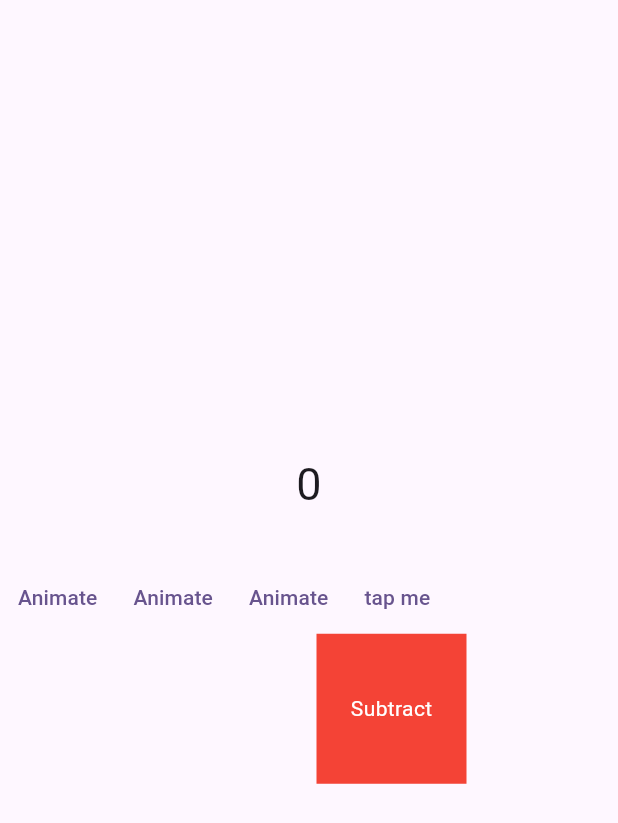
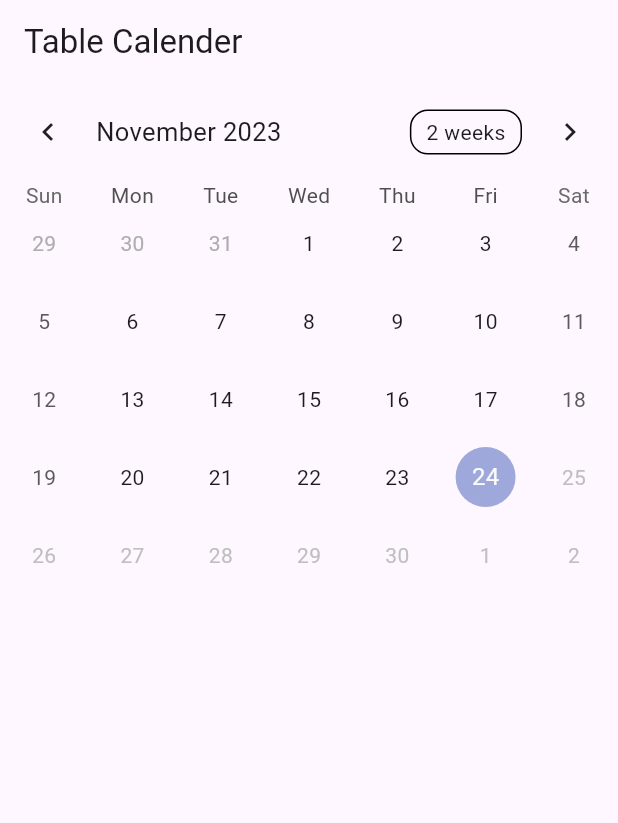
Before and after one commit to JER3MIAH/responsive_todo_app, a Flutter app: the screen it shows after launch, on a phone screen of 412 x 824 dp. Shown: the top 823 px of the screen. Run offline on Flutter 3.47's test engine with Material 2 defaults, Android fonts, the phone set to English and light mode, and no system bars; drawn by our look-alikes of table_calendar; our stand-ins replace equatable, flutter_bloc.

Commit message:
table calendar package

```diff
--- a/lib/UI/widget.dart
+++ b/lib/UI/widget.dart
@@ -1,8 +1,5 @@
-import 'package:counter_repository/counter_repository.dart';
 import 'package:flutter/material.dart';
-import 'package:flutter_bloc/flutter_bloc.dart';
-import 'package:flutter_x_dart_practice/logic/bloc/counter_bloc.dart';
-import 'package:flutter_x_dart_practice/logic/bloc/counter_event.dart';
+import 'package:table_calendar/table_calendar.dart';
 
 class MyWidget extends StatefulWidget {
   const MyWidget({super.key});
@@ -12,106 +9,34 @@ class MyWidget extends StatefulWidget {
 }
 
 class _MyWidgetState extends State<MyWidget> {
-  double opacity = 0;
-  double height = 100;
-  double width = 100;
-
-  onIncrement() {
-    context.read<CounterBloc>().add(CounterIncrementEvent());
-  }
-
-  onDecrement() {
-    context.read<CounterBloc>().add(CounterDecrementEvent());
-  }
-
-  opacityFunc() {
-    setState(() {
-      opacity = opacity == 0 ? 1 : 0;
-    });
-  }
-
-  animatedContainerFunc() {
-    setState(() {
-      width = width == 100 ? 50 : 100;
-      height = height == 100 ? 50 : 100;
-    });
-  }
+  final CalendarFormat _calendarFormat = CalendarFormat.month;
+  DateTime _focusedDay = DateTime.now();
+  DateTime? _selectedDay;
 
   @override
   Widget build(BuildContext context) {
     return Scaffold(
-      body: Center(
-        child: BlocConsumer<CounterBloc, Counter>(
-          builder: (context, state) {
-            return Column(
-              mainAxisAlignment: MainAxisAlignment.center,
-              children: [
-                Text('${state.initialValue}',
-                    style: const TextStyle(fontSize: 30)),
-                const SizedBox(height: 30),
-                Row(
-                  children: [
-                    TextButton(
-                        onPressed: opacityFunc, child: const Text('Animate')),
-                    TextButton(
-                        onPressed: opacityFunc, child: const Text('Animate')),
-                    TextButton(
-                        onPressed: opacityFunc, child: const Text('Animate')),
-                    TextButton(
-                        onPressed: animatedContainerFunc,
-                        child: const Text('tap me')),
-                  ],
-                ),
-                Row(
-                  mainAxisAlignment: MainAxisAlignment.center,
-                  children: [
-                    AnimatedOpacity(
-                      opacity: opacity,
-                      duration: const Duration(seconds: 2),
-                      child: GestureDetector(
-                        onTap: onIncrement,
-                        child: Container(
-                          color: Colors.red,
-                          height: 100,
-                          width: 100,
-                          child: const Center(
-                            child: Text(
-                              'Add',
-                              style: TextStyle(color: Colors.white),
-                            ),
-                          ),
-                        ),
-                      ),
-                    ),
-                    const SizedBox(width: 10),
-                    GestureDetector(
-                      onTap: onDecrement,
-                      child: AnimatedContainer(
-                        duration: const Duration(seconds: 3),
-                        height: height,
-                        width: width,
-                        color: Colors.red,
-                        child: const Center(
-                          child: Text(
-                            'Subtract',
-                            style: TextStyle(color: Colors.white),
-                          ),
-                        ),
-                      ),
-                    ),
-                  ],
-                ),
-              ],
-            );
-          },
-          listenWhen: (previous, current) {
-            return current == 7;
-          },
-          listener: (context, state) {
-            ScaffoldMessenger.of(context)
-                .showSnackBar(const SnackBar(content: Text('5 baby!!')));
-          },
-        ),
+      appBar: AppBar(
+        title: const Text("Table Calender"),
+      ),
+      body: ListView(
+        children: [
+          TableCalendar(
+            focusedDay: _focusedDay,
+            firstDay: DateTime.utc(2015, 9, 20),
+            lastDay: DateTime.timestamp(),
+            calendarFormat: _calendarFormat,
+            selectedDayPredicate: (day) {
+              return isSameDay(_selectedDay, day);
+            },
+            onDaySelected: (selectedDay, focusedDay) {
+              setState(() {
+                _selectedDay = selectedDay;
+                _focusedDay = focusedDay; // update `_focusedDay` here as well
+              });
+            },
+          ),
+        ],
       ),
     );
   }
--- a/lib/logic/bloc/counter_bloc.dart
+++ b/lib/logic/bloc/counter_bloc.dart
@@ -2,10 +2,20 @@ import 'dart:async';
 import 'package:counter_repository/counter_repository.dart';
 import 'package:flutter_bloc/flutter_bloc.dart';
 import 'package:flutter_x_dart_practice/logic/bloc/counter_event.dart';
+import 'package:flutter_x_dart_practice/logic/bloc/multiply_bloc.dart';
 
 class CounterBloc extends Bloc<CounterEvent, Counter> {
+  final MultiplyBloc multplyBloc;
+  late StreamSubscription<int> multiplyStreamSubscription;
   @override
-  CounterBloc() : super(Counter.empty()) {
+  CounterBloc({required this.multplyBloc}) : super(Counter.empty()) {
+    multiplyStreamSubscription = multplyBloc.stream.listen(
+      (multiplyState) {
+        if (multiplyState == 10) {
+
+        }
+      },
+    );
     on<CounterIncrementEvent>(_counterIncrement);
 
     on<CounterDecrementEvent>(_counterDecrement);
--- /dev/null
+++ b/lib/logic/bloc/multiply_bloc.dart
@@ -0,0 +1,10 @@
+import 'package:flutter_bloc/flutter_bloc.dart';
+import 'package:flutter_x_dart_practice/logic/bloc/multiply_event.dart';
+
+class MultiplyBloc extends Bloc<MultiplyEvent, int> {
+  MultiplyBloc() : super(0) {
+    on<MultiplyNumberEvent>((event, emit) {
+      emit(state + 1 * 10);
+    });
+  }
+}
--- /dev/null
+++ b/lib/logic/bloc/multiply_event.dart
@@ -0,0 +1,13 @@
+import 'package:equatable/equatable.dart';
+
+abstract class MultiplyEvent extends Equatable {
+  const MultiplyEvent();
+
+  @override
+  List<Object> get props => [];
+}
+
+class MultiplyNumberEvent extends MultiplyEvent {
+  @override
+  List<Object> get props => [];
+}
--- a/lib/main.dart
+++ b/lib/main.dart
@@ -2,6 +2,7 @@ import 'package:flutter/material.dart';
 import 'package:flutter_bloc/flutter_bloc.dart';
 import 'package:flutter_x_dart_practice/UI/widget.dart';
 import 'package:flutter_x_dart_practice/logic/bloc/counter_bloc.dart';
+import 'package:flutter_x_dart_practice/logic/bloc/multiply_bloc.dart';
 
 void main() {
   runApp(const MyApp());
@@ -13,7 +14,7 @@ class MyApp extends StatelessWidget {
   @override
   Widget build(BuildContext context) {
     return BlocProvider(
-      create: (_) => CounterBloc(),
+      create: (_) => CounterBloc(multplyBloc: MultiplyBloc()),
       child: MaterialApp(
           debugShowCheckedModeBanner: false,
           title: 'Flutter Demo',
--- a/pubspec.yaml
+++ b/pubspec.yaml
@@ -46,6 +46,7 @@ dependencies:
 
   counter_repository:
     path: packages/counter_repository
+  table_calendar: ^3.0.9
 
 dev_dependencies:
   flutter_test:
```
Also changed, not shown: lib/logic/bloc/multiply_state.dart (added), pubspec.lock.
